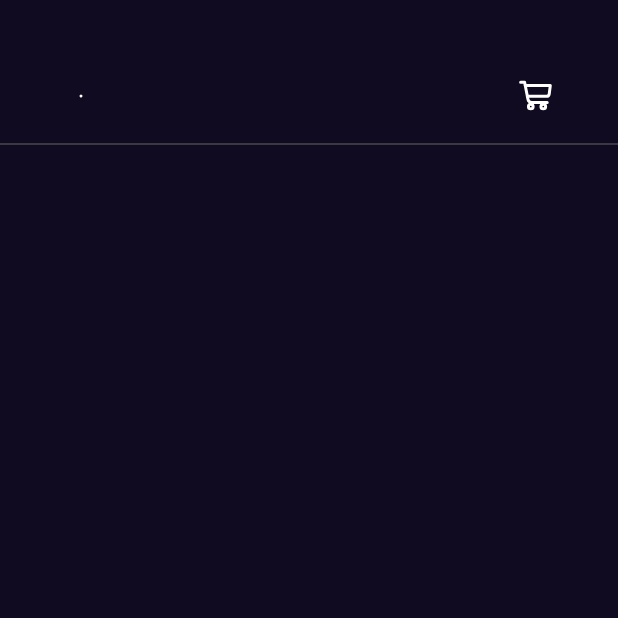
After one commit to Amer-Shammout/bookly_app, a Flutter app: the BookDetailsView screen opened directly, on a phone screen of 412 x 824 dp, the top half of it. The commit adds this screen. Run offline on Flutter 3.47's test engine with Material 3 defaults, Android fonts, the phone set to English and light mode, and no system bars; our stand-ins replace flutter_svg, get; project files that could hold a hidden picture were left out.

Commit message:
create books details view

```diff
--- /dev/null
+++ b/lib/Feautures/Home/presentation/views/book_details_view.dart
@@ -0,0 +1,13 @@
+import 'package:bookly_app/Feautures/Home/presentation/views/widgets/book_details_view_body.dart';
+import 'package:flutter/material.dart';
+
+class BookDetailsView extends StatelessWidget {
+  const BookDetailsView({super.key});
+
+  @override
+  Widget build(BuildContext context) {
+    return const Scaffold(
+      body: BookDetailsViewBody(),
+    );
+  }
+}
--- /dev/null
+++ b/lib/Feautures/Home/presentation/views/widgets/book_details_view_body.dart
@@ -0,0 +1,16 @@
+import 'package:bookly_app/Feautures/Home/presentation/views/widgets/custom_app_bar.dart';
+import 'package:bookly_app/core/utils/assets.dart';
+import 'package:flutter/material.dart';
+
+class BookDetailsViewBody extends StatelessWidget {
+  const BookDetailsViewBody({super.key});
+
+  @override
+  Widget build(BuildContext context) {
+    return  Column(
+      children: [
+        CustomAppBar(leadingIcon: Assets.imagesClose, trailingIcon: Assets.imagesCart, leadingOnPressed: (){}, trailingOnPressed: (){}),
+      ],
+    );
+  }
+}
--- a/lib/Feautures/Home/presentation/views/widgets/custom_app_bar.dart
+++ b/lib/Feautures/Home/presentation/views/widgets/custom_app_bar.dart
@@ -43,7 +43,7 @@ class CustomAppBar extends StatelessWidget {
             ],
           ),
         ),
-        Divider()
+        const Divider()
       ],
     );
   }
```
